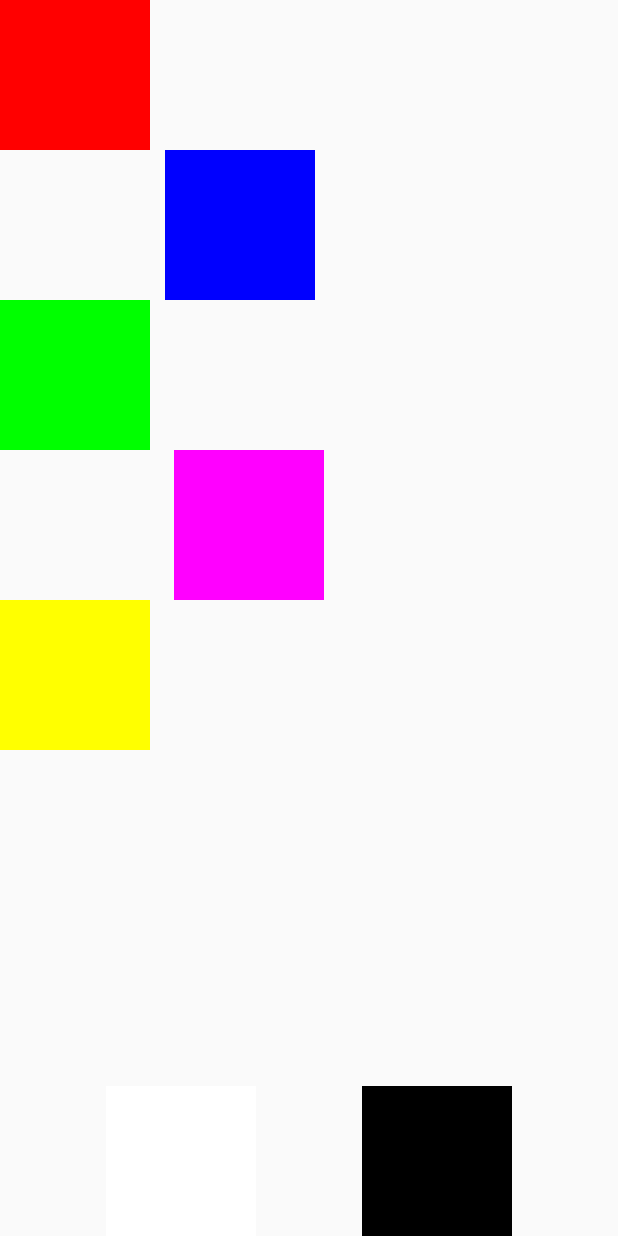
After one commit to edson268-prog/Jetpack-compose, an Android app built with Jetpack Compose: the ConstraintLayoutActivity screen opened directly, with no data from a screen before it, on a phone screen of 412 x 824 dp. The commit adds this screen. Run offline under Robolectric (Android 15) with nearby library versions, the phone set to English and light mode, and no system bars; our stand-ins replace constraintlayout-compose.

Commit message:
Constraint Layout on compose

```diff
--- a/app/build.gradle.kts
+++ b/app/build.gradle.kts
@@ -64,6 +64,7 @@ dependencies {
     implementation(libs.androidx.activity)
     implementation(libs.androidx.constraintlayout)
     implementation(libs.compose.runtime.livedata)
+    implementation(libs.androidx.constraintlayout.compose)
     testImplementation(libs.junit)
     androidTestImplementation(libs.androidx.junit)
     androidTestImplementation(libs.androidx.espresso.core)
--- a/app/src/main/AndroidManifest.xml
+++ b/app/src/main/AndroidManifest.xml
@@ -13,12 +13,18 @@
         android:theme="@style/Theme.JetpackCompose"
         tools:targetApi="31">
         <activity
+            android:name=".ConstraintLayoutActivity"
+            android:exported="false"
+            android:label="@string/title_activity_constraint_layout"
+            android:theme="@style/Theme.JetpackCompose" />
+        <activity
             android:name=".LoginActivity"
             android:exported="true"
             android:label="@string/title_activity_login"
             android:theme="@style/Theme.JetpackCompose">
             <intent-filter>
                 <action android:name="android.intent.action.MAIN" />
+
                 <category android:name="android.intent.category.LAUNCHER" />
             </intent-filter>
         </activity>
@@ -41,8 +47,7 @@
             android:name=".MainActivity"
             android:exported="false"
             android:label="@string/app_name"
-            android:theme="@style/Theme.JetpackCompose">
-        </activity>
+            android:theme="@style/Theme.JetpackCompose"></activity>
     </application>
 
 </manifest>
--- /dev/null
+++ b/app/src/main/java/com/edsondev26/jetpackcompose/ConstraintLayoutActivity.kt
@@ -0,0 +1,109 @@
+package com.edsondev26.jetpackcompose
+
+import android.os.Bundle
+import androidx.activity.ComponentActivity
+import androidx.activity.compose.setContent
+import androidx.activity.enableEdgeToEdge
+import androidx.compose.foundation.background
+import androidx.compose.foundation.layout.Box
+import androidx.compose.foundation.layout.fillMaxSize
+import androidx.compose.foundation.layout.size
+import androidx.compose.runtime.Composable
+import androidx.compose.ui.Modifier
+import androidx.compose.ui.graphics.Color
+import androidx.compose.ui.tooling.preview.Preview
+import androidx.compose.ui.unit.dp
+import androidx.constraintlayout.compose.ChainStyle
+import androidx.constraintlayout.compose.ConstraintLayout
+
+class ConstraintLayoutActivity : ComponentActivity() {
+    override fun onCreate(savedInstanceState: Bundle?) {
+        super.onCreate(savedInstanceState)
+        enableEdgeToEdge()
+        setContent {
+            BoxConstraint()
+        }
+    }
+}
+
+@Preview
+@Composable
+fun BoxConstraint() {
+    ConstraintLayout(
+        modifier = Modifier.fillMaxSize()
+    ) {
+        val (boxRed, boxBlue, boxGreen, boxMagenta, boxYellow, boxWhite, boxBlack) = createRefs()
+
+        Box(
+            modifier = Modifier
+                .size(100.dp)
+                .background(Color.Red)
+                .constrainAs(boxRed) {
+                    top.linkTo(parent.top)
+                    start.linkTo(parent.start)
+                }
+        )
+
+        Box(
+            modifier = Modifier
+                .size(100.dp)
+                .background(Color.Blue)
+                .constrainAs(boxBlue) {
+                    top.linkTo(boxRed.bottom)
+                    start.linkTo(boxRed.end, margin = 10.dp)
+                }
+        )
+
+        Box(
+            modifier = Modifier
+                .size(100.dp)
+                .background(Color.Green)
+                .constrainAs(boxGreen) {
+                    top.linkTo(boxBlue.bottom)
+                    start.linkTo(parent.start)
+                }
+        )
+
+        Box(
+            modifier = Modifier
+                .size(100.dp)
+                .background(Color.Magenta)
+                .constrainAs(boxMagenta) {
+                    top.linkTo(boxGreen.bottom)
+                    start.linkTo(boxGreen.end, margin = 16.dp)
+                }
+        )
+
+        Box(
+            modifier = Modifier
+                .size(100.dp)
+                .background(Color.Yellow)
+                .constrainAs(boxYellow) {
+                    top.linkTo(boxMagenta.bottom)
+                    start.linkTo(parent.start)
+                }
+        )
+
+        Box(
+            modifier = Modifier
+                .size(100.dp)
+                .background(Color.White)
+                .constrainAs(boxWhite) {
+                    start.linkTo(parent.start)
+                    bottom.linkTo(parent.bottom)
+                }
+        )
+
+        Box(
+            modifier = Modifier
+                .size(100.dp)
+                .background(Color.Black)
+                .constrainAs(boxBlack) {
+                    end.linkTo(parent.end)
+                    bottom.linkTo(parent.bottom)
+                }
+        )
+
+        createHorizontalChain(boxWhite, boxBlack, chainStyle = ChainStyle.Spread)
+    }
+}
--- a/app/src/main/java/com/edsondev26/jetpackcompose/MainActivity.kt
+++ b/app/src/main/java/com/edsondev26/jetpackcompose/MainActivity.kt
@@ -4,16 +4,37 @@ import android.os.Bundle
 import androidx.activity.ComponentActivity
 import androidx.activity.compose.setContent
 import androidx.activity.enableEdgeToEdge
-import androidx.compose.foundation.layout.*
+import androidx.compose.foundation.layout.Box
+import androidx.compose.foundation.layout.Spacer
+import androidx.compose.foundation.layout.fillMaxSize
+import androidx.compose.foundation.layout.fillMaxWidth
+import androidx.compose.foundation.layout.height
+import androidx.compose.foundation.layout.padding
 import androidx.compose.material.icons.Icons
 import androidx.compose.material.icons.filled.Face
 import androidx.compose.material.icons.filled.Home
 import androidx.compose.material.icons.filled.Info
+import androidx.compose.material.icons.filled.Menu
 import androidx.compose.material.icons.filled.Person
-import androidx.compose.material.icons.filled.PlayArrow
-import androidx.compose.material.icons.filled.Menu
-import androidx.compose.material3.*
-import androidx.compose.runtime.*
+import androidx.compose.material.icons.filled.Star
+import androidx.compose.material3.DrawerState
+import androidx.compose.material3.DrawerValue
+import androidx.compose.material3.ExperimentalMaterial3Api
+import androidx.compose.material3.Icon
+import androidx.compose.material3.IconButton
+import androidx.compose.material3.ModalDrawerSheet
+import androidx.compose.material3.ModalNavigationDrawer
+import androidx.compose.material3.NavigationDrawerItem
+import androidx.compose.material3.Scaffold
+import androidx.compose.material3.Text
+import androidx.compose.material3.TopAppBar
+import androidx.compose.material3.rememberDrawerState
+import androidx.compose.runtime.Composable
+import androidx.compose.runtime.getValue
+import androidx.compose.runtime.mutableStateOf
+import androidx.compose.runtime.remember
+import androidx.compose.runtime.rememberCoroutineScope
+import androidx.compose.runtime.setValue
 import androidx.compose.ui.Modifier
 import androidx.compose.ui.graphics.vector.ImageVector
 import androidx.compose.ui.text.style.TextAlign
@@ -64,6 +85,7 @@ fun App() {
                     1 -> ProfileScreen()
                     2 -> TestScreen()
                     3 -> DialogScreen()
+                    4 -> BoxConstraint()
                 }
             }
         }
@@ -95,6 +117,10 @@ fun NavigationDrawer(
         NavigationItem(
             title = "Dialogs",
             icon = Icons.Default.Info
+        ),
+        NavigationItem(
+            title = "ConstraintLayout",
+            icon = Icons.Default.Star
         )
     )
 
--- a/app/src/main/java/com/edsondev26/jetpackcompose/ui/login/ui/LoginScreen.kt
+++ b/app/src/main/java/com/edsondev26/jetpackcompose/ui/login/ui/LoginScreen.kt
@@ -29,7 +29,6 @@ import androidx.compose.ui.text.font.FontWeight
 import androidx.compose.ui.text.input.KeyboardType
 import androidx.compose.ui.unit.dp
 import androidx.compose.ui.unit.sp
-import com.edsondev26.jetpackcompose.LoginActivity
 import com.edsondev26.jetpackcompose.R
 import kotlinx.coroutines.launch
 
--- a/app/src/main/res/values/strings.xml
+++ b/app/src/main/res/values/strings.xml
@@ -4,4 +4,5 @@
     <string name="title_activity_profile">ProfileActivity</string>
     <string name="title_activity_dialog">DialogActivity</string>
     <string name="title_activity_login">LoginActivity</string>
+    <string name="title_activity_constraint_layout">ConstraintLayoutActivity</string>
 </resources>
--- a/gradle/libs.versions.toml
+++ b/gradle/libs.versions.toml
@@ -13,6 +13,7 @@ appcompat = "1.7.0"
 material = "1.12.0"
 activity = "1.9.3"
 constraintlayout = "2.1.4"
+constraintlayoutCompose = "1.0.1"
 
 [libraries]
 androidx-core-ktx = { group = "androidx.core", name = "core-ktx", version.ref = "coreKtx" }
@@ -34,6 +35,7 @@ material = { group = "com.google.android.material", name = "material", version.r
 androidx-activity = { group = "androidx.activity", name = "activity", version.ref = "activity" }
 androidx-constraintlayout = { group = "androidx.constraintlayout", name = "constraintlayout", version.ref = "constraintlayout" }
 compose-runtime-livedata = { group = "androidx.compose.runtime", name = "runtime-livedata", version = "1.2.1" }
+androidx-constraintlayout-compose = { module = "androidx.constraintlayout:constraintlayout-compose", version.ref = "constraintlayoutCompose" }
 
 [plugins]
 android-application = { id = "com.android.application", version.ref = "agp" }
```
